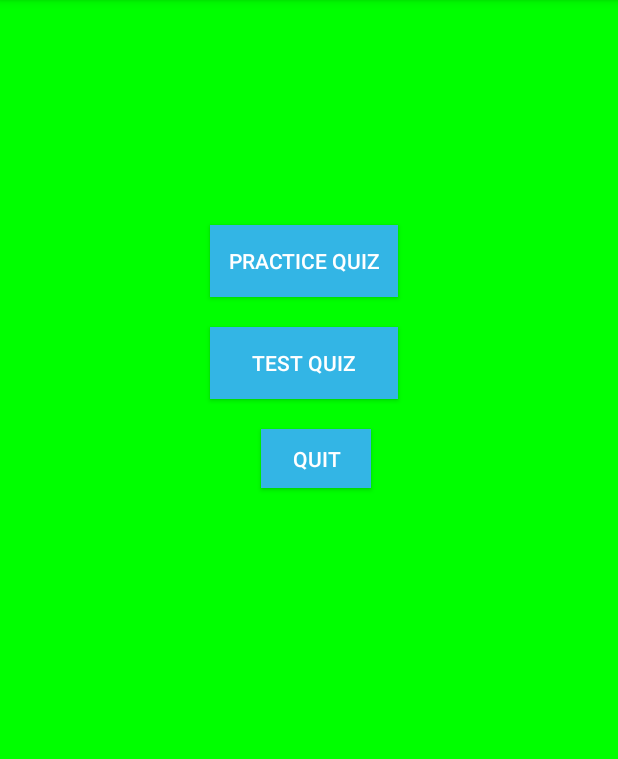
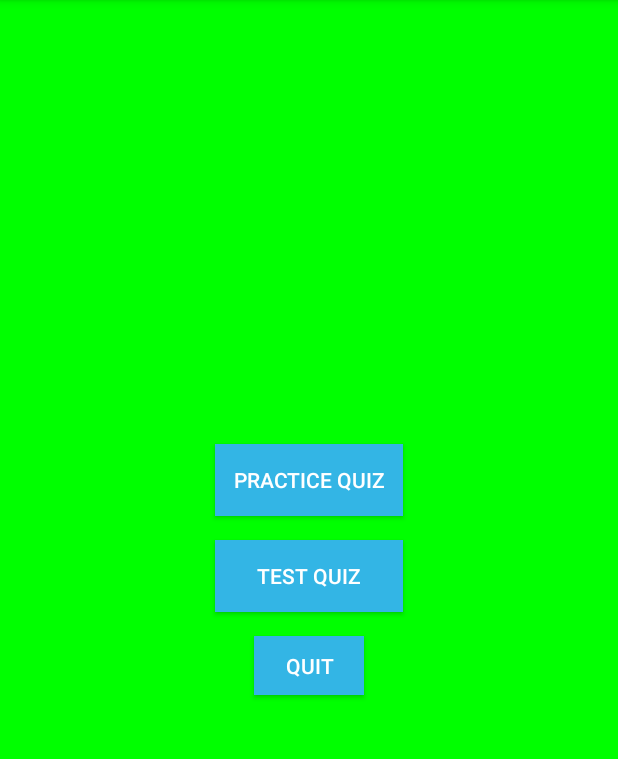
Before and after one commit to pawan13/VicRoadsLicenseTest, an Android app: the HomePage screen opened directly, with no data from a screen before it, in the side drawer, after a tap on "StartQuiz", on a phone screen of 412 x 824 dp, the part 84-843 px from its top. Run offline under Robolectric (Android 15) with nearby library versions, the phone set to English and light mode, and no system bars.

Commit message:
layout update

```diff
--- a/app/src/main/java/com/example/pawansiwakoti/vicroadslicensetest/activities/PrepareFortest.java
+++ b/app/src/main/java/com/example/pawansiwakoti/vicroadslicensetest/activities/PrepareFortest.java
@@ -17,8 +17,8 @@ public class PrepareFortest extends Activity {
     @Override
     protected void onCreate(Bundle savedInstanceState) {
         super.onCreate(savedInstanceState);
-        requestWindowFeature(Window.FEATURE_NO_TITLE);
         setContentView(R.layout.activity_prepare_fortest);
+       /* requestWindowFeature(Window.FEATURE_NO_TITLE);
         webView = findViewById(R.id.webview);
         WebSettings webSettings = webView.getSettings();
         webSettings.setJavaScriptEnabled(true);
@@ -36,6 +36,7 @@ public class PrepareFortest extends Activity {
 
         }else {
         super.onBackPressed();
-    }
+    }*/
+       //This is commented because of copyright issue
     }
 }
--- a/app/src/main/java/com/example/pawansiwakoti/vicroadslicensetest/activities/Video.java
+++ b/app/src/main/java/com/example/pawansiwakoti/vicroadslicensetest/activities/Video.java
@@ -21,7 +21,7 @@ public class Video extends AppCompatActivity {
         super.onCreate(savedInstanceState);
         setContentView(R.layout.activity_video);
 
-        recyclerView =  findViewById(R.id.recyclerView);
+       /* recyclerView =  findViewById(R.id.recyclerView);
         recyclerView.setHasFixedSize(true);
         recyclerView.setLayoutManager(new LinearLayoutManager(this));
 //linked with the youtube video
@@ -68,6 +68,7 @@ public class Video extends AppCompatActivity {
 
 
         VideoAdapter videoAdapter = new VideoAdapter(youTubeVideos);
-        recyclerView.setAdapter(videoAdapter);
+        recyclerView.setAdapter(videoAdapter);*/
+       //This is commented because of copyright issue
     }
 }
--- a/app/src/main/res/layout/activity_main.xml
+++ b/app/src/main/res/layout/activity_main.xml
@@ -1,5 +1,5 @@
 <?xml version="1.0" encoding="utf-8"?>
-<LinearLayout
+<RelativeLayout
     android:id="@+id/activity_main"
     xmlns:android="http://schemas.android.com/apk/res/android"
     xmlns:app="http://schemas.android.com/apk/res-auto"
@@ -14,8 +14,9 @@
         android:id="@+id/btnQuiz"
         android:layout_width="125dp"
         android:layout_height="wrap_content"
-        android:layout_marginStart="140dp"
-        android:layout_marginTop="150dp"
+        android:layout_above="@+id/btnQuizTest"
+        android:layout_centerHorizontal="true"
+        android:layout_marginBottom="16dp"
         android:background="@android:color/holo_blue_light"
         android:text="@string/practice_quiz"
         android:textColor="@color/white"
@@ -25,8 +26,7 @@
         android:id="@+id/btnQuizTest"
         android:layout_width="125dp"
         android:layout_height="wrap_content"
-        android:layout_marginStart="140dp"
-        android:layout_marginTop="20dp"
+        android:layout_centerInParent="true"
         android:background="@android:color/holo_blue_light"
         android:text="@string/test_quiz"
         android:textColor="@color/white" />
@@ -36,15 +36,14 @@
         android:id="@+id/Quit"
         android:layout_width="73dp"
         android:layout_height="39dp"
-        android:layout_marginStart="174dp"
-        android:layout_marginTop="20dp"
-        android:layout_marginBottom="8dp"
+        android:layout_below="@+id/btnQuizTest"
+        android:layout_centerHorizontal="true"
+        android:layout_marginTop="16dp"
         android:background="@android:color/holo_blue_light"
         android:text="@string/quit"
         android:textColor="@android:color/white"
-        app:layout_constraintBottom_toBottomOf="parent"
-        app:layout_constraintStart_toStartOf="parent" />
+         />
 
 
 
-</LinearLayout>
+</RelativeLayout>
```
Also changed, not shown: app/src/main/res/layout/activity_home_page.xml (+3 -5 lines), app/src/main/res/layout/activity_prepare_fortest.xml (+11 -3 lines), app/src/main/res/layout/activity_video.xml (+12 -3 lines), app/src/main/res/drawable/background_icon.png (deleted).
